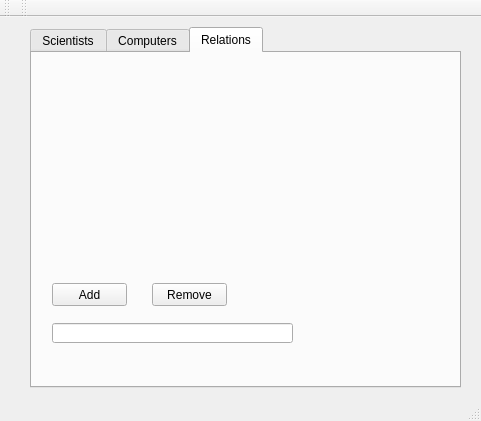
This is week3/mainwindow.ui in Hopur29/vika3 as Qt 5 draws it before an edit. The edited form follows.
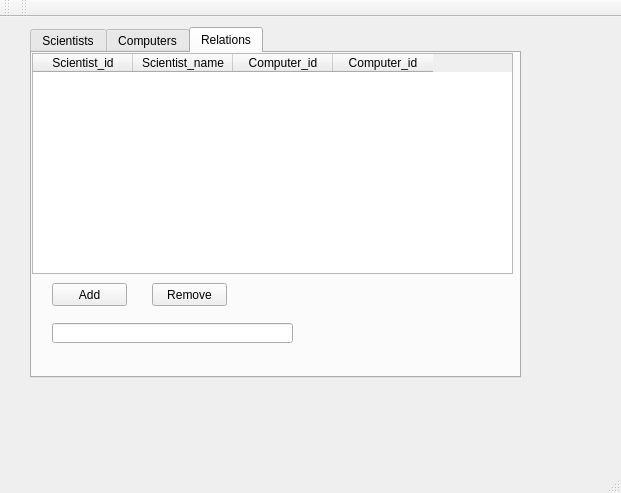
This is the edited form. The open tabs and pages were chosen to show the change.

The edit to the form file:
```diff
--- a/week3/mainwindow.ui
+++ b/week3/mainwindow.ui
@@ -6,8 +6,8 @@
    <rect>
     <x>0</x>
     <y>0</y>
-    <width>481</width>
-    <height>421</height>
+    <width>621</width>
+    <height>493</height>
    </rect>
   </property>
   <property name="windowTitle">
@@ -19,8 +19,8 @@
      <rect>
       <x>30</x>
       <y>10</y>
-      <width>431</width>
-      <height>361</height>
+      <width>491</width>
+      <height>351</height>
      </rect>
     </property>
     <property name="currentIndex">
@@ -262,6 +262,36 @@
        <string>Add</string>
       </property>
      </widget>
+     <widget class="QTableWidget" name="tableWidget">
+      <property name="geometry">
+       <rect>
+        <x>0</x>
+        <y>0</y>
+        <width>481</width>
+        <height>221</height>
+       </rect>
+      </property>
+      <column>
+       <property name="text">
+        <string>Scientist_id</string>
+       </property>
+      </column>
+      <column>
+       <property name="text">
+        <string>Scientist_name</string>
+       </property>
+      </column>
+      <column>
+       <property name="text">
+        <string>Computer_id</string>
+       </property>
+      </column>
+      <column>
+       <property name="text">
+        <string>Computer_id</string>
+       </property>
+      </column>
+     </widget>
     </widget>
    </widget>
   </widget>
```
Left out of the diff: 6 changed lines with no effect on the pictures.
